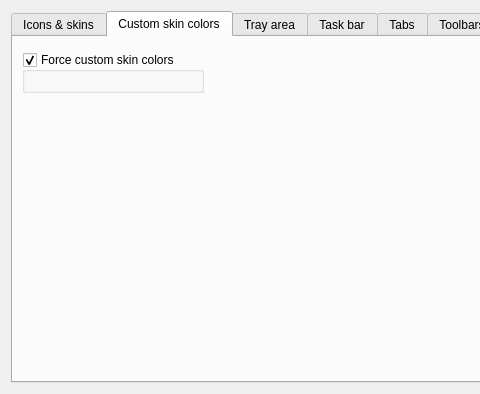
Old version of the form src/librssguard/gui/settings/settingsgui.ui in the repository martinrotter/rssguard; both pictures show x 0 to 480 and y 0 to 394 of the 687 by 394 pixel window.
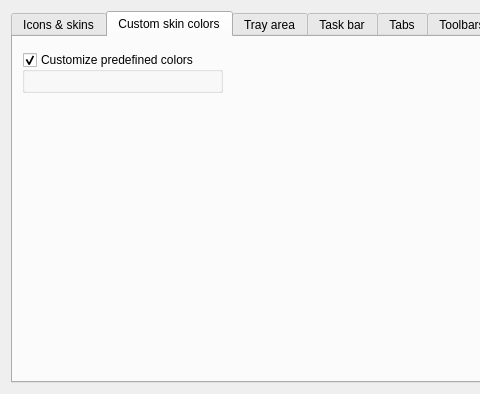
New version of the form. The open tabs and pages were chosen to show the change. Custom widgets are drawn as their Qt base class.

Commit message: fix some bugs in settings UI section

Patch:
```diff
--- a/src/librssguard/gui/settings/settingsgui.ui
+++ b/src/librssguard/gui/settings/settingsgui.ui
@@ -126,7 +126,7 @@
        <item row="2" column="0">
         <widget class="QGroupBox" name="m_gbCustomSkinColors">
          <property name="title">
-          <string>Force custom skin colors</string>
+          <string>Customize predefined colors</string>
          </property>
          <property name="checkable">
           <bool>true</bool>
```
Left out of the diff: 2 changed lines with no effect on the pictures. The commit also changes 1 other file.
